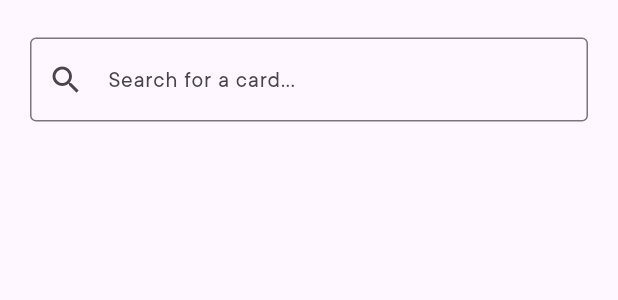
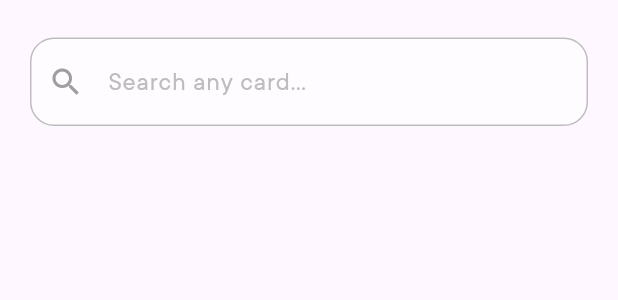
Before and after one commit to Benny-glitch/PokemonApp, a Flutter app: the AutoCompleteSearchWidget widget shown alone on an empty page, opened directly, on a phone screen of 412 x 824 dp. Shown: the top 300 px of the screen. Run offline on Flutter 3.47's test engine with Material 3 defaults, Android fonts, the phone set to English and light mode, and no system bars; our stand-ins replace carousel_slider, dio, fluttertoast, google_fonts, hive, hive_flutter; missing offline and left inert: dynamic_height_grid_view; accounts and stored records are empty; network calls fail.

Commit message:
Modified the card collection class for save the card collection on the storage and modified the collection page for search a card in the card collection

```diff
--- a/lib/models/card_collection.dart
+++ b/lib/models/card_collection.dart
@@ -1,4 +1,5 @@
 import 'package:hive/hive.dart';
+import 'package:pokemon_card_collector/models/card.dart';
 
 part 'card_collection.g.dart';
 
@@ -13,9 +14,13 @@ class CardCollection {
   @HiveField(2)
   final double totCost;
 
+  @HiveField(3)
+  final List<PokemonCard> cards;
+
   CardCollection({
     required this.name,
     required this.description,
     required this.totCost,
+    this.cards =  const [],
   });
 }
--- a/lib/screens/collection_page.dart
+++ b/lib/screens/collection_page.dart
@@ -2,6 +2,8 @@ import 'package:dynamic_height_grid_view/dynamic_height_grid_view.dart';
 import 'package:flutter/material.dart';
 import 'package:pokemon_card_collector/widgets/collection_page/bottom_widget.dart';
 import 'package:pokemon_card_collector/widgets/collection_page/card_item.dart';
+
+import '../widgets/collection_page/search_bar.dart';
 
 
 class CollectionPage extends StatelessWidget {
@@ -135,6 +137,10 @@ class CollectionPage extends StatelessWidget {
                 Divider(
                   height: 1,
                   color: Colors.grey.shade200,
+                ),
+                Padding(
+                  padding: const EdgeInsets.fromLTRB(0.0, 0.0, 0.0, 6.0),
+                  child: AutoCompleteSearchWidget(),
                 ),
                 Padding(
                   padding: const EdgeInsets.all(14.0),
--- a/lib/screens/home_page.dart
+++ b/lib/screens/home_page.dart
@@ -50,6 +50,7 @@ class _HomePageState extends State<HomePage> {
       name: name,
       description: description,
       totCost: 0,
+      cards: [],
     );
 
     setState(() {
@@ -98,6 +99,7 @@ class _HomePageState extends State<HomePage> {
                           collectionName: collection.name,
                           collectionDescription: collection.description,
                           collectionCardNumber: 0,
+                          cards: const [],
                         );
                       }).toList(),
                     ),
--- a/lib/widgets/collection_page/search_bar.dart
+++ b/lib/widgets/collection_page/search_bar.dart
@@ -5,7 +5,8 @@ import '../../services/card_service.dart';
 
 class AutoCompleteSearchWidget extends StatefulWidget {
   @override
-  _AutoCompleteSearchWidgetState createState() => _AutoCompleteSearchWidgetState();
+  _AutoCompleteSearchWidgetState createState() =>
+      _AutoCompleteSearchWidgetState();
 }
 
 class _AutoCompleteSearchWidgetState extends State<AutoCompleteSearchWidget> {
@@ -112,10 +113,28 @@ class _AutoCompleteSearchWidgetState extends State<AutoCompleteSearchWidget> {
               Expanded(
                 child: TextField(
                   controller: _controller,
-                  decoration: const InputDecoration(
-                    hintText: 'Search for a card...',
-                    border: OutlineInputBorder(),
-                    prefixIcon: Icon(Icons.search),
+                  style: TextStyle(
+                    color: Colors.black,
+                    fontSize: 18.0,
+                  ),
+                  decoration: InputDecoration(
+                    hintText: 'Search any card...',
+                    hintStyle: TextStyle(color: Colors.grey.shade400),
+                    filled: true,
+                    fillColor: Colors.white60,
+                    border: OutlineInputBorder(
+                      borderRadius: BorderRadius.circular(20.0), // Arrotonda i bordi
+                      borderSide: BorderSide.none, // Rimuove il bordo esterno
+                    ),
+                    enabledBorder: OutlineInputBorder(
+                      borderRadius: BorderRadius.circular(16.0),
+                      borderSide: BorderSide(color: Colors.grey.shade400), // Bordo mentre è inattivo
+                    ),
+                    focusedBorder: OutlineInputBorder(
+                      borderRadius: BorderRadius.circular(16.0),
+                      borderSide: BorderSide(color: Colors.grey.shade200, width: 2.0), // Bordo mentre è attivo
+                    ),
+                    prefixIcon: const Icon(Icons.search, color: Colors.grey),
                   ),
                 ),
               ),
@@ -124,7 +143,12 @@ class _AutoCompleteSearchWidgetState extends State<AutoCompleteSearchWidget> {
                   padding: const EdgeInsets.only(left: 8.0),
                   child: TextButton(
                     onPressed: _clearSearch,
-                    child: Text('Cancel'),
+                    child: const Text('Cancel',
+                      style: TextStyle(
+                        color: Colors.black,
+                        fontSize: 18.0,
+                      ),
+                    ),
                   ),
                 ),
             ],
```
Also changed, not shown: lib/widgets/home_page/card_collection_container.dart (+16 -23 lines), lib/widgets/home_page/card_image.dart (+17 -5 lines), lib/models/card_collection.g.dart. Lines whose indentation alone changed are shown as unchanged.
